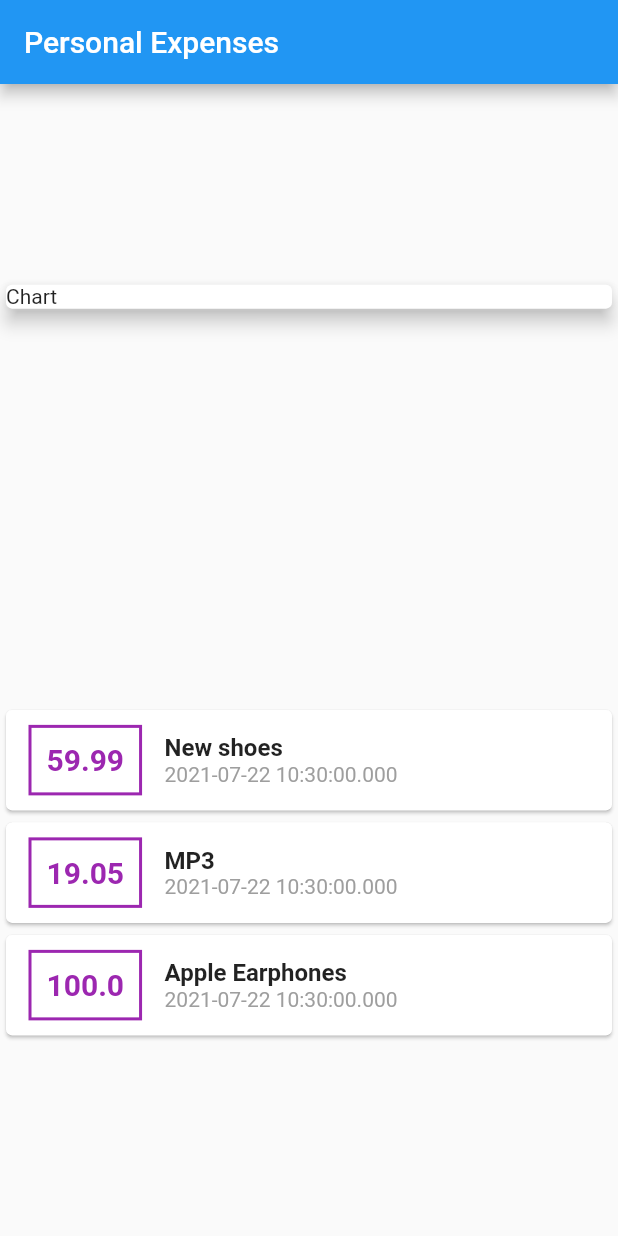
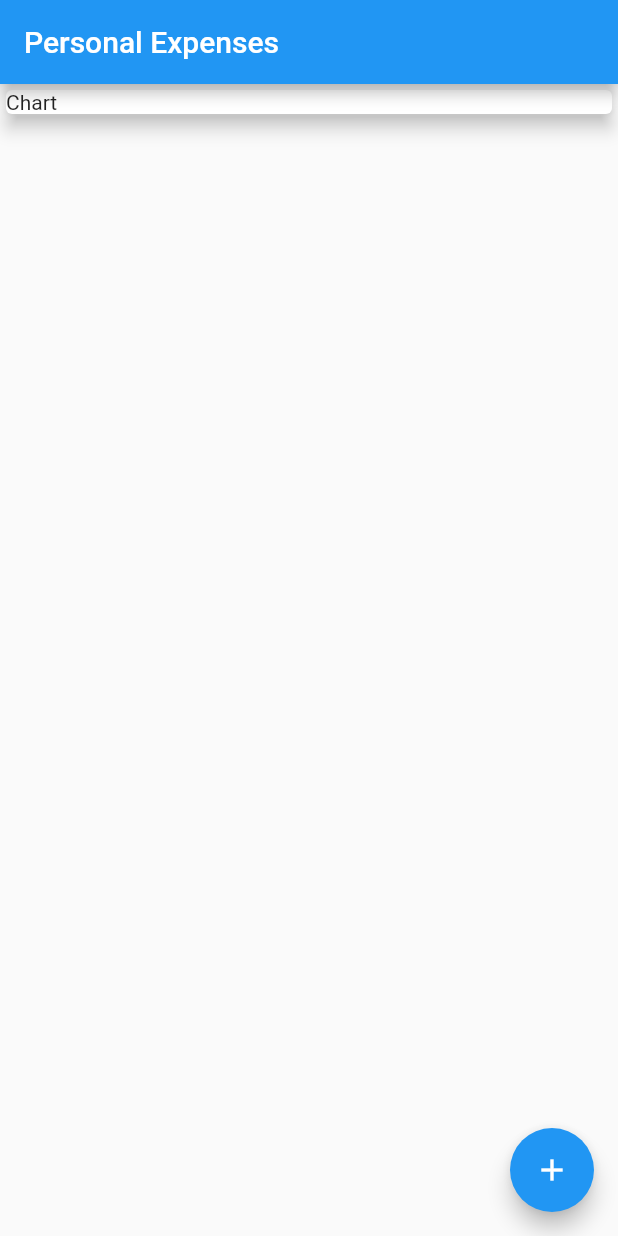
Before and after one commit to pife00/flutter_personal_expenses, a Flutter app: the screen it shows after launch, on a phone screen of 412 x 824 dp. Run offline on Flutter 3.47's test engine with Material 2 defaults, Android fonts, the phone set to English and light mode, and no system bars.

Commit message:
por la mitad

```diff
--- a/lib/main.dart
+++ b/lib/main.dart
@@ -1,29 +1,58 @@
 import 'package:flutter/material.dart';
-import './transaction.dart';
+import 'package:persona_expenses/widgets/new_transcation.dart';
+import 'package:persona_expenses/widgets/transaction_list.dart';
 
-void main(List<String> args) {
+import 'models/transaction.dart';
+
+void main() {
   runApp(MaterialApp(
     home: MyApp(),
   ));
 }
 
-class MyApp extends StatelessWidget {
-  final List<Transaction> transaction = [
-    Transaction(
-        id: 't1', title: 'New shoes', amount: 59.99, date: DateTime.now()),
-    Transaction(id: 't2', title: 'MP3', amount: 19.05, date: DateTime.now()),
-    Transaction(
-        id: 't3', title: 'Apple Earphones', amount: 100, date: DateTime.now())
-  ];
+class MyApp extends StatefulWidget {
+  @override
+  _MyAppState createState() => _MyAppState();
+}
+
+class _MyAppState extends State<MyApp> {
+  final List<Transaction> transaction = [];
+
+  final titleController = TextEditingController();
+  final amountController = TextEditingController();
+
+  void startNewTransaction(BuildContext context) {
+    showModalBottomSheet(context: context, builder: (_) {
+      return GestureDetector(
+        onTap: (){},
+        behavior: HitTestBehavior.opaque,
+        child:NewTransaction(addTranscations),
+        );
+    });
+  }
+
+  void addTranscations(String title,String amount) {
+    var el = Transaction(
+        id: DateTime.now().toString(),
+        title: title,
+        amount: double.parse(amount),
+        date: DateTime.now());
+    setState(() {
+      transaction.add(el);
+    });
+
+  }
 
   @override
   Widget build(BuildContext context) {
     return Scaffold(
       appBar: AppBar(
         title: Text('Personal Expenses'),
+        actions: <Widget>[
+        ],
       ),
       body: Column(
-        mainAxisAlignment: MainAxisAlignment.spaceAround,
+        mainAxisAlignment: MainAxisAlignment.start,
         crossAxisAlignment: CrossAxisAlignment.stretch,
         children: <Widget>[
           Container(
@@ -33,47 +62,13 @@ class MyApp extends StatelessWidget {
               elevation: 5,
             ),
           ),
-          Column(
-            children: transaction.map((e) {
-              return Card(
-                  child: Row(
-                children: <Widget>[
-                  Container(
-                      margin:
-                          EdgeInsets.symmetric(vertical: 10, horizontal: 15),
-                      decoration: BoxDecoration(
-                          border: Border.all(
-                        color: Colors.purple,
-                        width: 2,
-                      )),
-                      padding: EdgeInsets.all(10),
-                      child: Text(
-                        e.amount.toString(),
-                        style: TextStyle(
-                            fontWeight: FontWeight.bold,
-                            fontSize: 20,
-                            color: Colors.purple),
-                      )),
-                  Column(
-                    crossAxisAlignment: CrossAxisAlignment.start,
-                    children: <Widget>[
-                      Text(
-                        e.title.toString(),
-                        style: TextStyle(
-                            fontSize: 16, fontWeight: FontWeight.bold),
-                      ),
-                      Text(e.date.toString(),
-                      style: TextStyle(
-                        color: Colors.grey
-                      ),
-                      ),
-                    ],
-                  )
-                ],
-              ));
-            }).toList(),
-          )
+
+          TransactionList(transaction),
         ],
+      ),
+      floatingActionButton: FloatingActionButton(
+        onPressed: () {startNewTransaction(context);},
+        child: Icon(Icons.add),
       ),
     );
   }
--- a/lib/transaction.dart
+++ b/lib/models/transaction.dart
@@ -1,10 +1,10 @@
 
 
 class Transaction {
-  final String? id;
-  final String? title;
-  final double? amount;
-  final DateTime? date;
+  final String id;
+  final String title;
+  final double amount;
+  final DateTime date;
 
   Transaction(
       {required this.id,
--- /dev/null
+++ b/lib/widgets/transaction_list.dart
@@ -0,0 +1,58 @@
+import 'package:flutter/material.dart';
+import 'package:persona_expenses/models/transaction.dart';
+import 'package:intl/intl.dart';
+
+class TransactionList extends StatelessWidget {
+  final List<Transaction> transaction;
+
+  TransactionList(this.transaction);
+
+  @override
+  Widget build(BuildContext context) {
+    return transaction == []
+        ? Text("Waiting")
+        : Expanded(
+            child: Container(
+              child: ListView(
+                children: transaction.map((e) {
+                  return Card(
+                      child: Row(
+                    children: <Widget>[
+                      Container(
+                          margin: EdgeInsets.symmetric(
+                              vertical: 10, horizontal: 15),
+                          decoration: BoxDecoration(
+                              border: Border.all(
+                            color: Colors.purple,
+                            width: 2,
+                          )),
+                          padding: EdgeInsets.all(10),
+                          child: Text(
+                            '\$' '${e.amount}',
+                            style: TextStyle(
+                                fontWeight: FontWeight.bold,
+                                fontSize: 20,
+                                color: Colors.purple),
+                          )),
+                      Column(
+                        crossAxisAlignment: CrossAxisAlignment.start,
+                        children: <Widget>[
+                          Text(
+                            '${e.title}',
+                            style: TextStyle(
+                                fontSize: 16, fontWeight: FontWeight.bold),
+                          ),
+                          Text(
+                            DateFormat().format(e.date),
+                            style: TextStyle(color: Colors.grey),
+                          ),
+                        ],
+                      )
+                    ],
+                  ));
+                }).toList(),
+              ),
+            ),
+          );
+  }
+}
--- a/pubspec.yaml
+++ b/pubspec.yaml
@@ -23,6 +23,7 @@ environment:
 dependencies:
   flutter:
     sdk: flutter
+  intl: ^0.17.0
 
 
   # The following adds the Cupertino Icons font to your application.
@@ -32,6 +33,7 @@ dependencies:
 dev_dependencies:
   flutter_test:
     sdk: flutter
+
 
 # For information on the generic Dart part of this file, see the
 # following page: https://dart.dev/tools/pub/pubspec
```
Also changed, not shown: lib/widgets/new_transcation.dart (added, +73 -0 lines), pubspec.lock.
